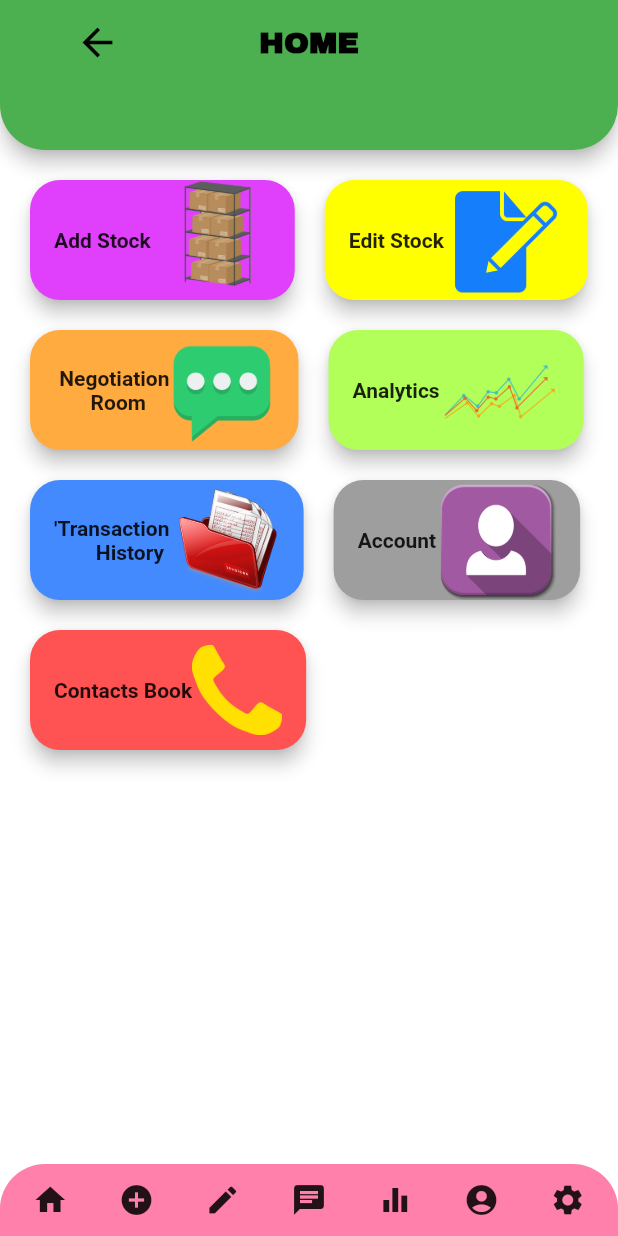
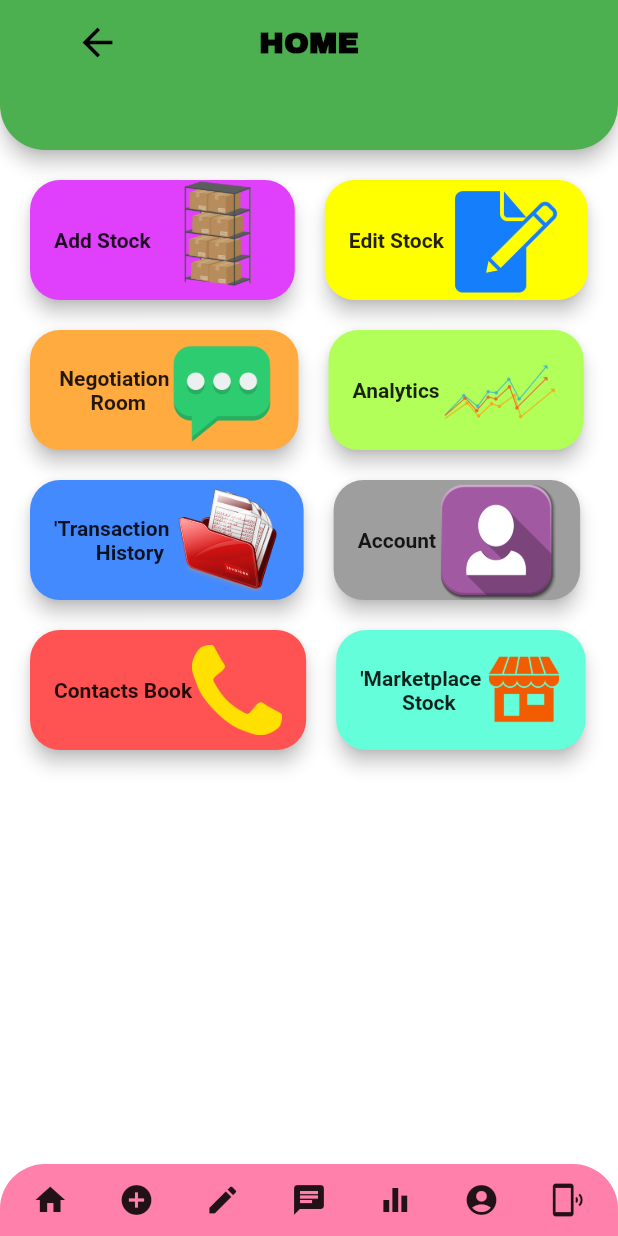
Before and after one commit to KaylaBailey8154/BloomApp, a Flutter app: the Home screen opened directly, on a phone screen of 412 x 824 dp. Run offline on Flutter 3.47's test engine with Material 2 defaults, Android fonts, the phone set to English and light mode, and no system bars; our stand-ins replace cloud_firestore, firebase_auth, transparent_image; accounts and stored records are empty.

Commit message:
added 'marketplace stock' to supplier home screen

```diff
--- a/lib/main.dart
+++ b/lib/main.dart
@@ -28,8 +28,8 @@ class MyApp extends StatelessWidget {
         //home: SignIn(), //this would show the sign in screen
         //home: Register(), //this would show the register screen
          //home: ViewAllSuppliers(),  //shows all the suppliers (basic 'contact book')
-         home: Wrapper(), //this is the wrapper that defines whether a user is authorised or not and sends them either to the landing page or the sign in screen
-       // home: Home(),
+         //home: Wrapper(), //this is the wrapper that defines whether a user is authorised or not and sends them either to the landing page or the sign in screen
+         home: Home(),
       ),
     );
   }
--- a/lib/screens/home/home.dart
+++ b/lib/screens/home/home.dart
@@ -251,6 +251,33 @@ class Home extends StatelessWidget {
                       ),
                     ),
                   ),
+                  Padding(
+                    padding: EdgeInsets.fromLTRB(0, 20, 10, 0),
+                    child: RaisedButton(
+                      onPressed: () {},
+                      elevation: 5,
+                      shape: RoundedRectangleBorder(
+                        borderRadius: BorderRadius.circular(20.0),
+                      ),
+                      color: Colors.tealAccent,
+                      child: Row(
+                        children: <Widget>[
+                          Text(
+                            ''''Marketplace
+        Stock''',
+                            style: TextStyle(
+                              fontWeight: FontWeight.bold,
+                            ),
+                          ),
+                          Image(
+                            image: AssetImage('assets/marketplace.png'),
+                            width: 50,
+                            height: 80,
+                          )
+                        ],
+                      ),
+                    ),
+                  ),
                 ],
               ),
             ],
@@ -298,7 +325,7 @@ class Home extends StatelessWidget {
                 },
               ),
               IconButton(
-                icon: Icon(Icons.settings),
+                icon: Icon(Icons.phonelink_ring),
                 onPressed: () async { await _auth.signOut();},
               ),
             ],
--- a/lib/screens/supplier/view_allsuppliers.dart
+++ b/lib/screens/supplier/view_allsuppliers.dart
@@ -110,7 +110,7 @@ class ViewAllSuppliers extends StatelessWidget {
                   },
                 ),
                 IconButton(
-                  icon: Icon(Icons.settings),
+                  icon: Icon(Icons.phonelink_ring),
                   onPressed: () async { await _auth.signOut();},
                 ),
               ],
```
Also changed, not shown: assets/marketplace.png (added).
